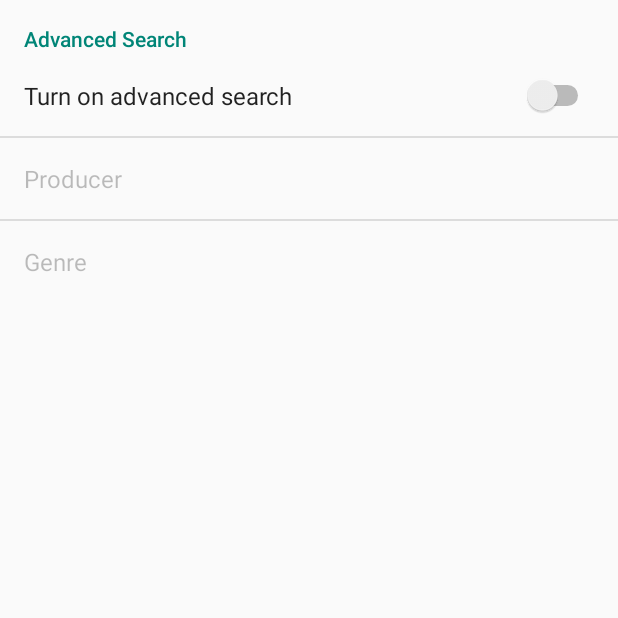
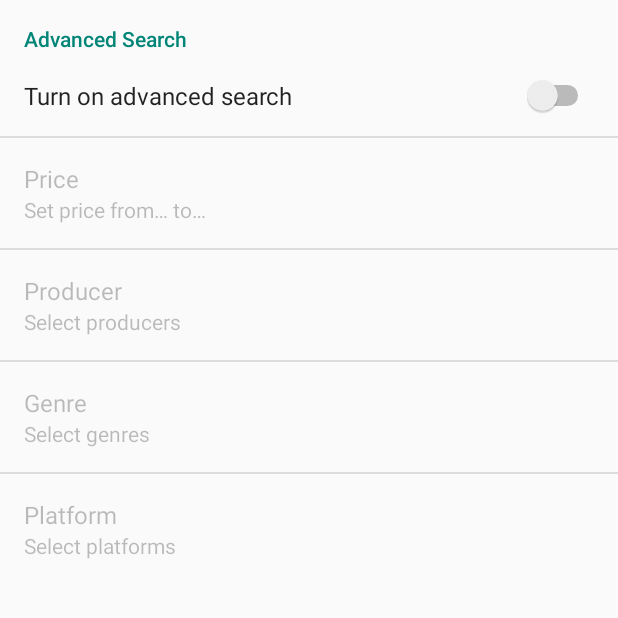
Before and after one commit to Morifu/GameSearch, an Android app: the screen it shows after launch (SearchActivity), on a phone screen of 412 x 824 dp, the top half of it. Run offline under Robolectric (Android 15) with nearby library versions, the phone set to English and light mode, and no system bars.

Commit message:
New search options, added filters and proper url composition for php

```diff
--- /dev/null
+++ b/src/main/java/com/morfi/gamesearch/PricePickerPreference.java
@@ -0,0 +1,74 @@
+package com.morfi.gamesearch;
+
+import android.content.Context;
+import android.preference.DialogPreference;
+import android.util.AttributeSet;
+import android.util.Log;
+import android.view.View;
+import android.widget.EditText;
+
+/**
+ * Created by Morfi on 31.01.14.
+ */
+public class PricePickerPreference extends DialogPreference {
+
+    EditText priceMin;
+    EditText priceMax;
+
+    String min, max;
+
+    public PricePickerPreference(Context context, AttributeSet attrs) {
+        super(context, attrs);
+
+        setDialogLayoutResource(R.layout.price_picker);
+        setPositiveButtonText(android.R.string.ok);
+        setNegativeButtonText(android.R.string.cancel);
+
+        setDialogIcon(null);
+    }
+
+    @Override
+    protected void onBindDialogView(View v) {
+        super.onBindDialogView(v);
+        setInitialValues();
+        priceMin = (EditText) v.findViewById(R.id.price_from_edit);
+        if (priceMin != null)
+            priceMin.setText(min);
+        priceMax = (EditText) v.findViewById(R.id.price_to_edit);
+        if (priceMax != null)
+            priceMax.setText(max);
+    }
+
+    @Override
+    protected void onDialogClosed(boolean positiveResult) {
+        // When the user selects "OK", persist the new value
+        if (positiveResult) {
+
+            String min = priceMin.getText().toString();
+            if (min.isEmpty())
+                min = "0";
+
+            String max = priceMax.getText().toString();
+            if (max.isEmpty())
+                max = "9999";
+            Log.d("DBMANAGER", "min is :" + min + " max is: " + max);
+            persistString(min + "-" + max);
+        }
+    }
+
+    @Override
+    protected void onSetInitialValue(boolean restorePersistedValue, Object defaultValue) {
+        if (restorePersistedValue) {
+            setInitialValues();
+        }
+    }
+
+    private void setInitialValues() {
+        String value = getPersistedString("");
+        Log.d("DBMANAGER", "persisted string value: " + value);
+        String[] minMax = value.split("-");
+        min = minMax[0];
+        max = minMax[1];
+    }
+
+}
--- a/src/main/java/com/morfi/gamesearch/SearchActivity.java
+++ b/src/main/java/com/morfi/gamesearch/SearchActivity.java
@@ -3,6 +3,7 @@ package com.morfi.gamesearch;
 import android.app.SearchManager;
 import android.content.Context;
 import android.os.Bundle;
+import android.preference.PreferenceManager;
 import android.support.v4.app.Fragment;
 import android.support.v4.app.FragmentActivity;
 import android.support.v7.widget.SearchView;
@@ -27,6 +28,8 @@ public class SearchActivity extends FragmentActivity {
                     .add(R.id.container, new PlaceholderFragment())
                     .commit();
         }
+
+        PreferenceManager.setDefaultValues(this, R.xml.preferences, false);
 
 
     }
@@ -76,4 +79,5 @@ public class SearchActivity extends FragmentActivity {
         }
     }
 
+
 }
--- a/src/main/res/values/strings_search_settings.xml
+++ b/src/main/res/values/strings_search_settings.xml
@@ -7,8 +7,8 @@
 
     <string name="pref_title_price">Price</string>
     <string name="pref_description_price">Set price from… to…</string>
-    <string name="pref_price_from">From</string>
-    <string name="pref_price_to">To</string>
+    <string name="pref_price_from">Min:</string>
+    <string name="pref_price_to">Max:</string>
 
     <string name="pref_title_condition">Condition</string>
     <string name="pref_default_condition">Used or new game?</string>
@@ -18,6 +18,7 @@
     <string name="pref_search_in_description">Search also in description</string>
 
     <string name="pref_title_producer">Producer</string>
+    <string name="pref_producer_summary">Select producers</string>
     <string-array name="pref_producer_titles">
         <item>EA</item>
         <item>Blizzard</item>
@@ -31,6 +32,7 @@
     </string-array>
 
     <string name="pref_title_genre">Genre</string>
+    <string name="pref_genre_summary">Select genres</string>
     <string-array name="pref_genre_list">
         <item>RPG</item>
         <item>FPS</item>
@@ -42,5 +44,18 @@
         <item>Sport</item>
     </string-array>
 
+    <string name="pref_title_platform">Platform</string>
+    <string name="pref_platform_summary">Select platforms</string>
+    <string-array name="pref_platform_list">
+        <item>PS3</item>
+        <item>PS4</item>
+        <item>XBOXONE</item>
+        <item>XBOX360</item>
+        <item>DS</item>
+        <item>WII</item>
+        <item>WIIU</item>
+        <item>3DS</item>
+    </string-array>
+
 
 </resources>
--- a/src/main/res/xml/preferences.xml
+++ b/src/main/res/xml/preferences.xml
@@ -10,10 +10,19 @@
             android:switchTextOff="OFF"
             android:switchTextOn="ON" />
 
+        <com.morfi.gamesearch.PricePickerPreference
+            android:key="price_preference"
+            android:dependency="advanced_search_preference"
+            android:title="@string/pref_title_price"
+            android:summary="@string/pref_description_price"
+            android:positiveButtonText="Clear Quests"
+            android:negativeButtonText="Cancel" />
+
         <MultiSelectListPreference
             android:key="developers_list"
             android:dependency="advanced_search_preference"
             android:title="@string/pref_title_producer"
+            android:summary="@string/pref_producer_summary"
             android:entries="@array/pref_producer_titles"
             android:entryValues="@array/pref_producer_titles"
             android:dialogTitle="@string/pref_title_producer" />
@@ -22,10 +31,20 @@
             android:key="genres_list"
             android:dependency="advanced_search_preference"
             android:title="@string/pref_title_genre"
+            android:summary="@string/pref_genre_summary"
             android:entries="@array/pref_genre_list"
             android:entryValues="@array/pref_genre_list"
             android:dialogTitle="@string/pref_title_genre" />
 
+        <MultiSelectListPreference
+            android:key="platform_list"
+            android:dependency="advanced_search_preference"
+            android:title="@string/pref_title_platform"
+            android:summary="@string/pref_platform_summary"
+            android:entries="@array/pref_platform_list"
+            android:entryValues="@array/pref_platform_list"
+            android:dialogTitle="@string/pref_title_platform" />
+
     </PreferenceCategory>
 
 </PreferenceScreen>
```
Also changed, not shown: src/main/java/com/morfi/gamesearch/ItemListActivity.java (+62 -9 lines), src/main/res/layout/price_picker.xml (added, +57 -0 lines).
